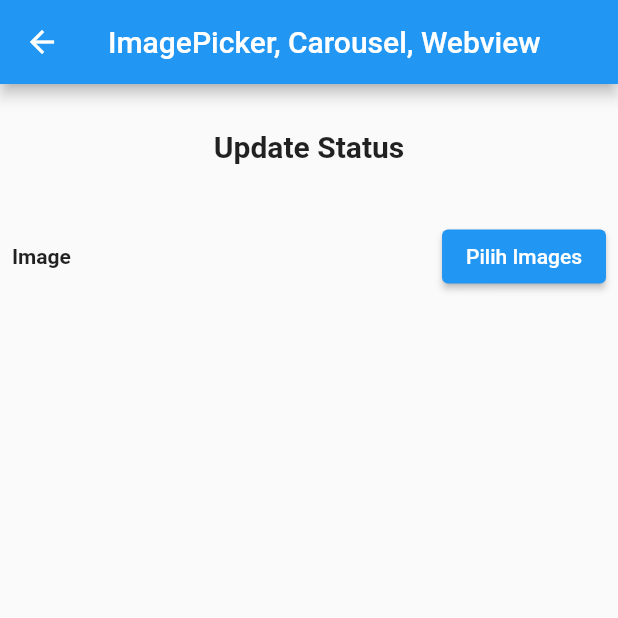
After one commit to letman16/tugas_project_mobile_front_end, a Flutter app: the Minggu15 screen opened directly, after a tap on "Pilih Images", on a phone screen of 412 x 824 dp, the top half of it. The commit adds this screen. Run offline on Flutter 3.47's test engine with Material 2 defaults, Android fonts, the phone set to English and light mode, and no system bars; our stand-ins replace carousel_slider, image_picker; missing offline and left inert: dart:js_util; network calls fail.

Commit message:
menambahkan minggu 15

```diff
--- a/lib/minggu13/components/slider_widget.dart
+++ b/lib/minggu13/components/slider_widget.dart
@@ -39,7 +39,7 @@ class SlideUkuranFontWidget extends StatelessWidget {
           child: Slider(
             value: prov.sliderUkuranFontValue,
             min: 0,
-            max: 10,
+            max: 4,
             onChanged: (value) {
               prov.setSliderUkuranFontValue = value;
             },
--- a/lib/minggu13/minggu13.dart
+++ b/lib/minggu13/minggu13.dart
@@ -31,7 +31,9 @@ class _Minggu13State extends State<Minggu13> {
       //     : prov.selesaiProses
       //         ? prov.backgroundBodyColor
       //         : Colors.black.withOpacity(0.0),
-      body: Padding(
+      body: SingleChildScrollView(
+        scrollDirection: Axis.vertical,
+        child: Padding(
           padding: const EdgeInsets.all(16.0),
           child: Column(
             crossAxisAlignment: CrossAxisAlignment.start,
@@ -60,6 +62,7 @@ class _Minggu13State extends State<Minggu13> {
             ],
           ),
         ),
+      ),
     );
   }
 }
--- /dev/null
+++ b/lib/minggu15/minggu15.dart
@@ -0,0 +1,134 @@
+import 'package:carousel_slider/carousel_slider.dart';
+import 'package:image_picker/image_picker.dart';
+import 'package:flutter/material.dart';
+import 'package:provider/provider.dart';
+import 'package:tugas_kelompok/minggu15/components/list_file_image.dart';
+import 'minggu15_provider.dart';
+import 'components/carousel_slider.dart';
+
+class Minggu15 extends StatefulWidget {
+  const Minggu15({super.key});
+
+  @override
+  State<Minggu15> createState() => _Minggu15State();
+}
+
+class _Minggu15State extends State<Minggu15> {
+  @override
+  Widget build(BuildContext context) {
+    final prov = Provider.of<Minggu15Provider>(context);
+    return Scaffold(
+        appBar: AppBar(
+          title: const Text('ImagePicker, Carousel, Webview'),
+        ),
+        body: ListView(children: [
+          Column(
+            children: [
+              const Center(
+                child: Padding(
+                  padding: EdgeInsets.all(30),
+                  child: Text(
+                    "Update Status",
+                    style: TextStyle(fontWeight: FontWeight.bold, fontSize: 20),
+                  ),
+                ),
+              ),
+              Column(
+                crossAxisAlignment: CrossAxisAlignment.start,
+                children: [
+                  Padding(
+                    padding: const EdgeInsets.all(8.0),
+                    child: Row(
+                      mainAxisAlignment: MainAxisAlignment.spaceBetween,
+                      children: [
+                        const Text(
+                          "Image",
+                          style: TextStyle(fontWeight: FontWeight.bold),
+                        ),
+                        ElevatedButton(
+                            onPressed: () async {
+                              var pilihGambar = ImagePicker();
+                              var hasil = await pilihGambar.pickMultiImage();
+
+                              // ignore: unnecessary_null_comparison
+                              if (hasil != null) {
+                                setState(() {
+                                  prov.setListImg(hasil);
+                                });
+                              }
+                            },
+                            child: const Text("Pilih Images"))
+                      ],
+                    ),
+                  ),
+                  if (prov.listImg != null && prov.listImg!.isNotEmpty)
+                    Column(
+                      children: [
+                        const SizedBox(
+                          height: 20,
+                        ),
+                        const ListFileImage(),
+                        Padding(
+                          padding: const EdgeInsets.all(8),
+                          child: Row(
+                            mainAxisAlignment: prov.isPost
+                                ? MainAxisAlignment.spaceBetween
+                                : MainAxisAlignment.end,
+                            children: [
+                              if (prov.isPost)
+                                ElevatedButton(
+                                    onPressed: () {
+                                      prov.ulangi();
+                                    },
+                                    style: ElevatedButton.styleFrom(
+                                      foregroundColor: Colors.black,
+                                      backgroundColor: Colors.red,
+                                    ),
+                                    child: const Text(
+                                      "Ulangi",
+                                    )),
+                              ElevatedButton(
+                                  onPressed: () {
+                                    prov.setPost = true;
+                                  },
+                                  child: const Text("Posting"))
+                            ],
+                          ),
+                        ),
+                        const SizedBox(
+                          height: 50,
+                        ),
+                      ],
+                    ),
+                  if (prov.isPost)
+                    Column(
+                      crossAxisAlignment: CrossAxisAlignment.start,
+                      children: [
+                        const Divider(),
+                        const SizedBox(
+                          height: 10,
+                        ),
+                        const Padding(
+                          padding: EdgeInsets.all(8.0),
+                          child: Text(
+                            "user1",
+                            style: TextStyle(fontWeight: FontWeight.bold),
+                          ),
+                        ),
+                        const SizedBox(
+                          height: 10,
+                        ),
+                        // Carousel Slider
+                        if (prov.listImg != null && prov.listImg!.isNotEmpty)
+                          const Column(
+                            children: [CarouselSliderWidget(), Divider()],
+                          ),
+                      ],
+                    )
+                ],
+              )
+            ],
+          ),
+        ]));
+  }
+}
--- /dev/null
+++ b/lib/minggu15/minggu15_provider.dart
@@ -0,0 +1,71 @@
+import 'package:flutter/material.dart';
+import 'package:image_picker/image_picker.dart';
+
+class Minggu15Provider extends ChangeNotifier {
+  bool _isImageLoaded = false;
+  bool get isImageLoaded => _isImageLoaded;
+
+  set setIsImageLoaded(val) {
+    _isImageLoaded = val;
+    notifyListeners();
+  }
+
+  bool _isPost = false;
+  bool get isPost => _isPost;
+
+  set setPost(bool? value) {
+    _isPost = true;
+    notifyListeners();
+  }
+
+  set setUnPost(bool? value) {
+    _isPost = false;
+    notifyListeners();
+  }
+
+  // ImagePicker
+  final ImagePicker _imagePicker = ImagePicker();
+  XFile? _img;
+  XFile? get img => _img;
+
+  set setImg(XFile? value) {
+    _img = value;
+    notifyListeners();
+  }
+
+  List<XFile>? _listImg = [];
+  List<XFile>? get listImg => _listImg;
+
+  void ulangi() {
+    _isPost = false;
+    _listImg = [];
+    notifyListeners();
+  }
+
+  void setListImg(List<XFile>? value) {
+    if (_listImg == null) {
+      _listImg = value;
+    } else {
+      _listImg!.addAll(value!);
+    }
+    _isPost = false;
+    notifyListeners();
+  }
+
+  pickImage(bool isGalleryImage) async {
+    try {
+      var res = await _imagePicker.pickImage(
+          source: isGalleryImage == true
+              ? ImageSource.gallery
+              : ImageSource.camera);
+      if (res != null) {
+        setImg = res;
+        print(res);
+        setIsImageLoaded = true;
+      }
+    } catch (e) {
+      setIsImageLoaded = false;
+      print(e.toString());
+    }
+  }
+}
--- a/pubspec.yaml
+++ b/pubspec.yaml
@@ -37,6 +37,11 @@ dependencies:
   cupertino_icons: ^1.0.2
   provider: ^6.0.5
   intl: ^0.18.0
+  image_picker: ^0.8.0
+  carousel_slider: ^4.1.1
+  webview_flutter: ^3.0.4
+  video_player: ^2.7.0
+  http: ^0.13.4
 
 dev_dependencies:
   flutter_test:
```
Also changed, not shown: lib/main.dart (+27 -5 lines), lib/minggu13/components/content_widget.dart (+6 -7 lines), lib/minggu15/components/carousel_slider.dart (added, +51 -0 lines), lib/minggu15/components/list_file_image.dart (added, +86 -0 lines), pubspec.lock. Lines whose indentation alone changed are shown as unchanged.
